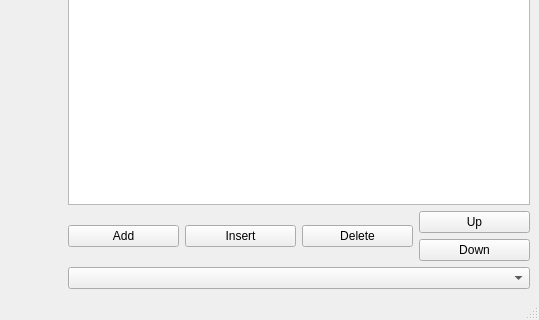
Before: the Qt Designer form core/mainwindow.ui in kmolLin/opencv_with_python, drawn with Qt 5; both pictures show x 664 to 1203 and y 211 to 531 of the 1203 by 531 pixel window.
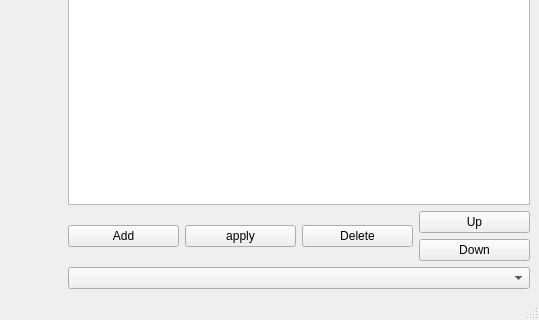
After: the same form once the commit is applied.

```diff
--- a/core/mainwindow.ui
+++ b/core/mainwindow.ui
@@ -141,7 +141,7 @@
           <item>
            <widget class="QPushButton" name="insert_list_view">
             <property name="text">
-             <string>Insert</string>
+             <string>apply</string>
             </property>
            </widget>
           </item>
```
Left out of the diff: 4 changed lines with no effect on the pictures.
